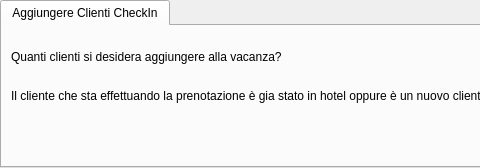
Before: the Qt Designer form ui/Receptionist/GestireLaVacanza/AggiungereClientiCheckIn.ui in mdoraz/Hotel, drawn with Qt 5; both pictures show x 0 to 480 and y 0 to 168 of the 871 by 168 pixel window.
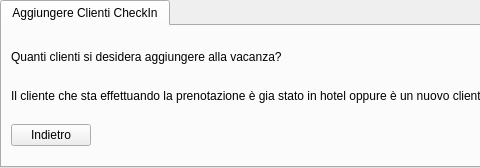
After: the same form once the commit is applied.

```diff
--- a/ui/Receptionist/GestireLaVacanza/AggiungereClientiCheckIn.ui
+++ b/ui/Receptionist/GestireLaVacanza/AggiungereClientiCheckIn.ui
@@ -72,6 +72,19 @@
       </item>
      </widget>
     </item>
+    <item row="2" column="0">
+     <widget class="QPushButton" name="btnIndietro">
+      <property name="sizePolicy">
+       <sizepolicy hsizetype="Maximum" vsizetype="Fixed">
+        <horstretch>0</horstretch>
+        <verstretch>0</verstretch>
+       </sizepolicy>
+      </property>
+      <property name="text">
+       <string>Indietro</string>
+      </property>
+     </widget>
+    </item>
    </layout>
   </widget>
  </widget>
```
